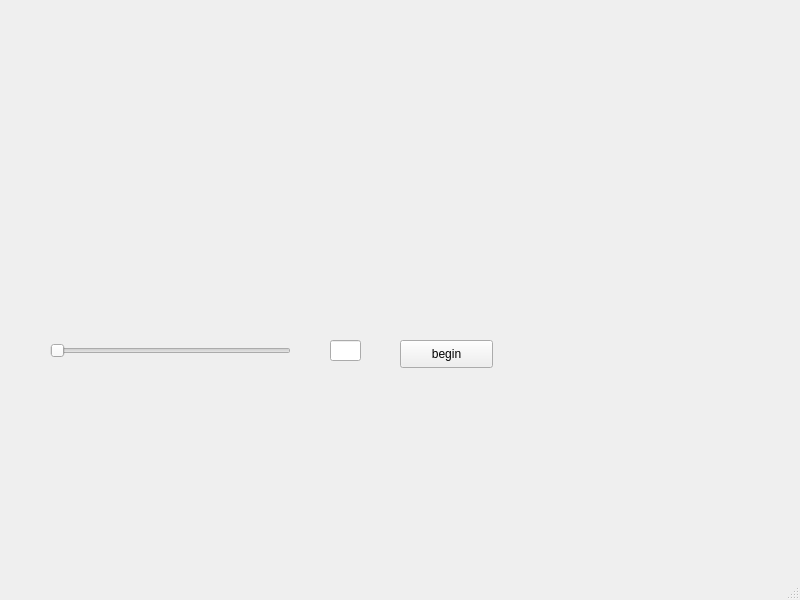
The window that recordwindow.ui (xdedss/gldemo) describes before a commit, drawn with Qt 5.
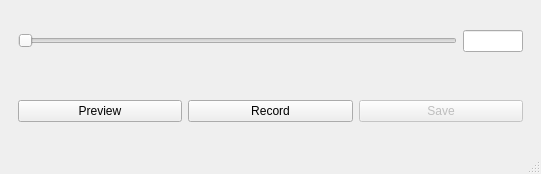
The same window after the commit.

Commit message: 修改录制按钮

Patch:
```diff
--- a/recordwindow.ui
+++ b/recordwindow.ui
@@ -6,50 +6,93 @@
    <rect>
     <x>0</x>
     <y>0</y>
-    <width>800</width>
-    <height>600</height>
+    <width>541</width>
+    <height>174</height>
    </rect>
   </property>
+  <property name="sizePolicy">
+   <sizepolicy hsizetype="Preferred" vsizetype="Preferred">
+    <horstretch>0</horstretch>
+    <verstretch>0</verstretch>
+   </sizepolicy>
+  </property>
   <property name="windowTitle">
    <string>MainWindow</string>
   </property>
   <widget class="QWidget" name="centralwidget">
+   <layout class="QVBoxLayout" name="verticalLayout">
+    <item>
+     <widget class="QWidget" name="widget" native="true">
+      <property name="sizePolicy">
+       <sizepolicy hsizetype="Preferred" vsizetype="Minimum">
+        <horstretch>0</horstretch>
+        <verstretch>0</verstretch>
+       </sizepolicy>
+      </property>
+      <layout class="QHBoxLayout" name="horizontalLayout">
+       <item>
    <widget class="QSlider" name="slider">
-    <property name="geometry">
-     <rect>
-      <x>50</x>
-      <y>340</y>
-      <width>241</width>
-      <height>22</height>
-     </rect>
-    </property>
     <property name="orientation">
      <enum>Qt::Horizontal</enum>
     </property>
    </widget>
+       </item>
+       <item>
    <widget class="QLineEdit" name="lineEdit_slider">
-    <property name="geometry">
-     <rect>
-      <x>330</x>
-      <y>340</y>
-      <width>31</width>
-      <height>21</height>
-     </rect>
-    </property>
-   </widget>
+         <property name="sizePolicy">
+          <sizepolicy hsizetype="Fixed" vsizetype="Fixed">
+           <horstretch>0</horstretch>
+           <verstretch>0</verstretch>
+          </sizepolicy>
+         </property>
+         <property name="maximumSize">
+          <size>
+           <width>60</width>
+           <height>16777215</height>
+          </size>
+         </property>
+         <property name="baseSize">
+          <size>
+           <width>0</width>
+           <height>0</height>
+          </size>
+         </property>
+        </widget>
+       </item>
+      </layout>
+     </widget>
+    </item>
+    <item>
+     <widget class="QWidget" name="widget_2" native="true">
+      <layout class="QHBoxLayout" name="horizontalLayout_2">
+       <item>
+        <widget class="QPushButton" name="pushButton_recordPreview">
+         <property name="text">
+          <string>Preview</string>
+         </property>
+        </widget>
+       </item>
+       <item>
    <widget class="QPushButton" name="pushButton_recordBegin">
-    <property name="geometry">
-     <rect>
-      <x>400</x>
-      <y>340</y>
-      <width>93</width>
-      <height>28</height>
-     </rect>
-    </property>
+         <property name="text">
+          <string>Record</string>
+         </property>
+        </widget>
+       </item>
+       <item>
+        <widget class="QPushButton" name="pushButton_recordSave">
+         <property name="enabled">
+          <bool>false</bool>
+         </property>
     <property name="text">
-     <string>begin</string>
-    </property>
-   </widget>
+          <string>Save</string>
+         </property>
+        </widget>
+       </item>
+      </layout>
+     </widget>
+    </item>
+   </layout>
   </widget>
   <widget class="QMenuBar" name="menubar">
    <property name="geometry">
```
Left out of the diff: 2 changed lines with no effect on the pictures. Lines whose indentation alone changed are shown as unchanged. The commit also changes 2 other files.
